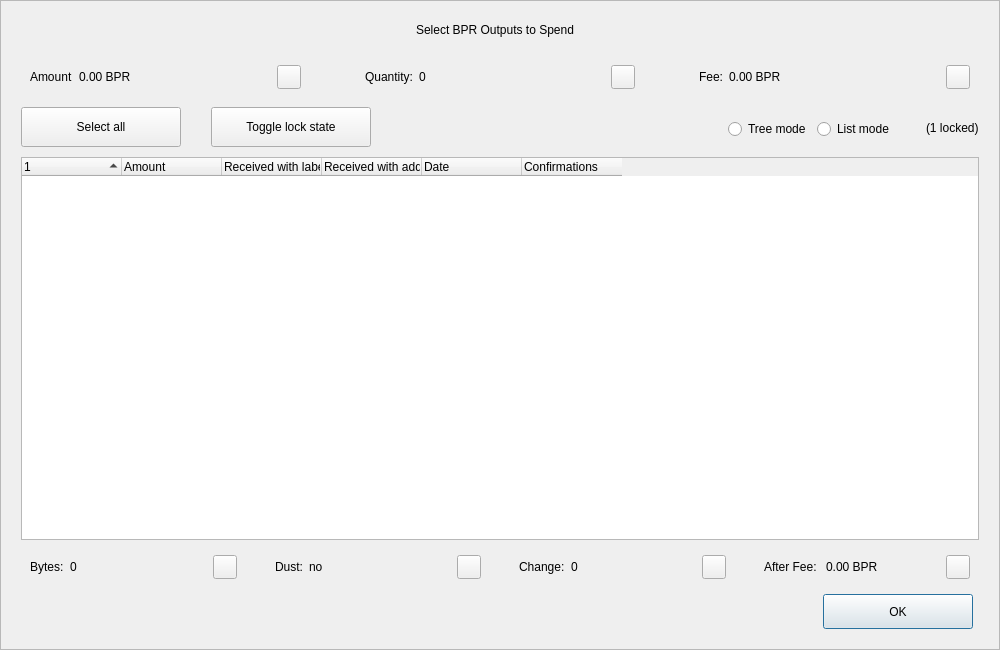
First picture: the form in src/qt/forms/coincontroldialog.ui, repository unixteam2020/po, before the edit.
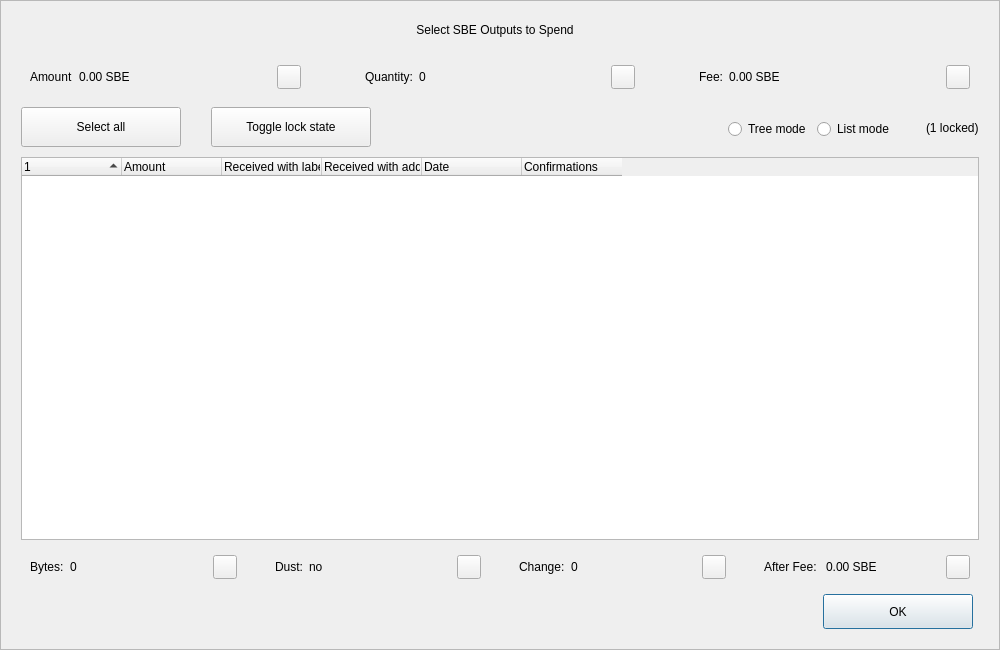
Second picture: the form after the edit. Custom widgets are drawn as their Qt base class.

What changed in the file:
```diff
--- a/src/qt/forms/coincontroldialog.ui
+++ b/src/qt/forms/coincontroldialog.ui
@@ -98,7 +98,7 @@
            </size>
           </property>
           <property name="text">
-           <string>Select BPR Outputs to Spend</string>
+           <string>Select SBE Outputs to Spend</string>
           </property>
           <property name="alignment">
            <set>Qt::AlignCenter</set>
@@ -144,7 +144,7 @@
            <item>
             <widget class="QLabel" name="labelCoinControlAmount">
              <property name="text">
-              <string>0.00 BPR</string>
+              <string>0.00 SBE</string>
              </property>
             </widget>
            </item>
@@ -268,7 +268,7 @@
            <item>
             <widget class="QLabel" name="labelCoinControlFee">
              <property name="text">
-              <string>0.00 BPR</string>
+              <string>0.00 SBE</string>
              </property>
             </widget>
            </item>
@@ -729,7 +729,7 @@
            <item>
             <widget class="QLabel" name="labelCoinControlAfterFee">
              <property name="text">
-              <string>0.00 BPR</string>
+              <string>0.00 SBE</string>
              </property>
             </widget>
            </item>
```
